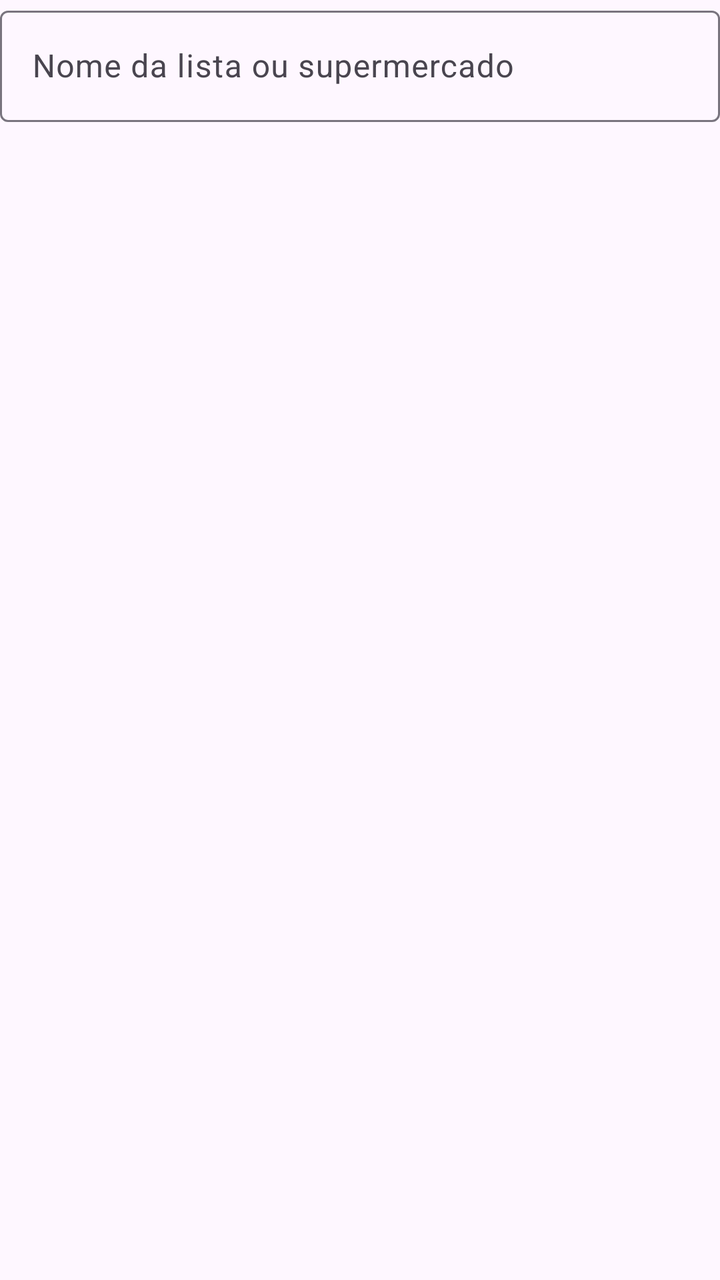
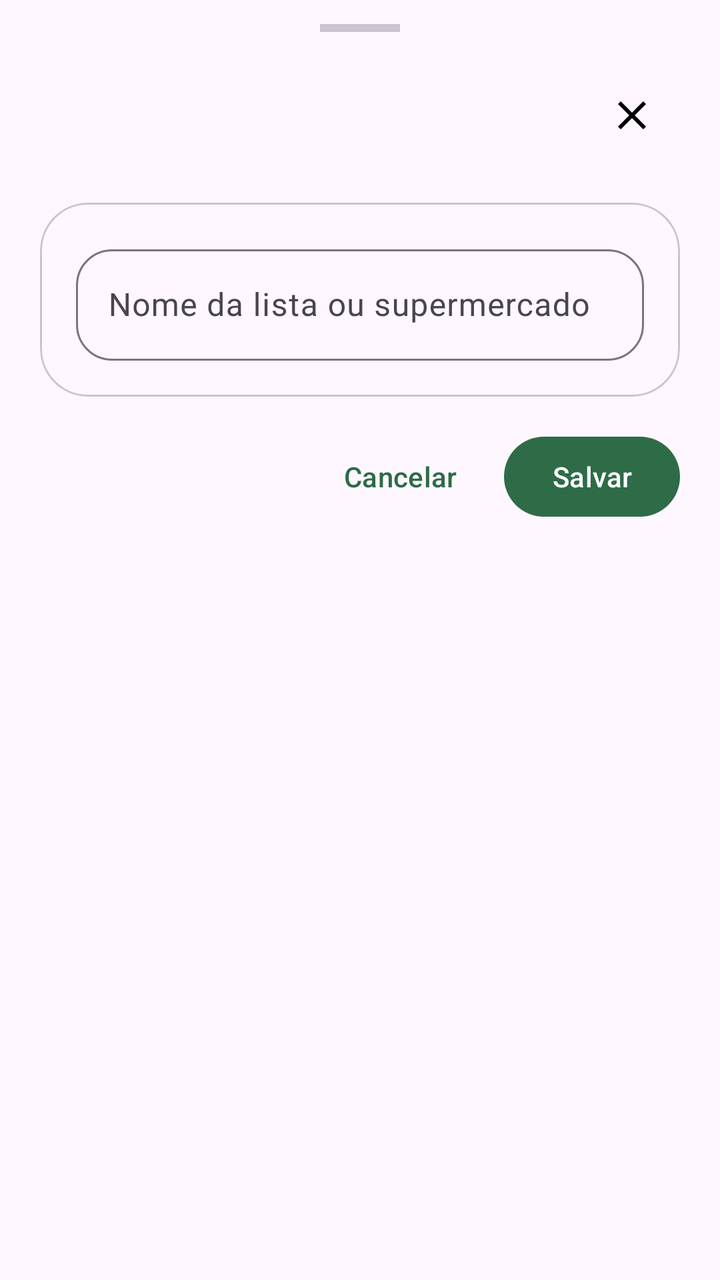

Two renders of the same Android screen: before a commit and after it. Below are the layout's source before the change and the commit's diff.
<!-- AndroidManifest.xml: application theme Theme.ListaMercado -->
<!-- res/layout/dialog_list.xml -->
<?xml version="1.0" encoding="utf-8"?>
<com.google.android.material.textfield.TextInputLayout xmlns:android="http://schemas.android.com/apk/res/android"
    style="@style/Widget.Material3.TextInputLayout.OutlinedBox"
    android:layout_width="match_parent"
    android:layout_height="wrap_content"
    android:layout_marginStart="20dp"
    android:layout_marginTop="8dp"
    android:layout_marginEnd="20dp"
    android:hint="Nome da lista ou supermercado">

    <com.google.android.material.textfield.TextInputEditText
        android:id="@+id/inputListName"
        android:layout_width="match_parent"
        android:layout_height="wrap_content"
        android:imeOptions="actionDone"
        android:inputType="textCapSentences"
        android:maxLines="1" />
</com.google.android.material.textfield.TextInputLayout>
<!-- resources referenced by this layout -->
<resources>
  <style name="Theme.ListaMercado" parent="Theme.Material3.DayNight.NoActionBar">
          <item name="colorPrimary">@color/seed</item>
          <item name="android:navigationBarColor">?attr/colorSurface</item>
          <item name="android:statusBarColor">?attr/colorSurface</item>
          <item name="android:windowLightStatusBar" tools:targetApi="m">true</item>
      </style>
  <color name="seed">#2E6B47</color>
</resources>

<!-- the commit's change to res/layout/dialog_list.xml (unified diff, before → after) -->
@@ -1,18 +1,116 @@
 <?xml version="1.0" encoding="utf-8"?>
-<com.google.android.material.textfield.TextInputLayout xmlns:android="http://schemas.android.com/apk/res/android"
-    style="@style/Widget.Material3.TextInputLayout.OutlinedBox"
+<LinearLayout xmlns:android="http://schemas.android.com/apk/res/android"
+    xmlns:app="http://schemas.android.com/apk/res-auto"
+    android:id="@+id/sheetListRoot"
     android:layout_width="match_parent"
     android:layout_height="wrap_content"
-    android:layout_marginStart="20dp"
-    android:layout_marginTop="8dp"
-    android:layout_marginEnd="20dp"
-    android:hint="Nome da lista ou supermercado">
+    android:clipToPadding="false"
+    android:orientation="vertical"
+    android:paddingStart="20dp"
+    android:paddingTop="12dp"
+    android:paddingEnd="20dp"
+    android:paddingBottom="20dp">
 
-    <com.google.android.material.textfield.TextInputEditText
-        android:id="@+id/inputListName"
+    <View
+        android:layout_width="40dp"
+        android:layout_height="4dp"
+        android:layout_gravity="center_horizontal"
+        android:background="?attr/colorOutlineVariant" />
+
+    <LinearLayout
         android:layout_width="match_parent"
         android:layout_height="wrap_content"
-        android:imeOptions="actionDone"
-        android:inputType="textCapSentences"
-        android:maxLines="1" />
-</com.google.android.material.textfield.TextInputLayout>
+        android:layout_marginTop="14dp"
+        android:gravity="center_vertical"
+        android:orientation="horizontal">
+
+        <LinearLayout
+            android:layout_width="0dp"
+            android:layout_height="wrap_content"
+            android:layout_weight="1"
+            android:orientation="vertical">
+
+            <TextView
+                android:id="@+id/textListSheetTitle"
+                android:layout_width="match_parent"
+                android:layout_height="wrap_content"
+                android:textAppearance="@style/TextAppearance.Material3.HeadlineSmall"
+                android:textStyle="bold" />
+
+            <TextView
+                android:id="@+id/textListSheetSubtitle"
+                android:layout_width="match_parent"
+                android:layout_height="wrap_content"
+                android:layout_marginTop="4dp"
+                android:textAppearance="@style/TextAppearance.Material3.BodyMedium" />
+        </LinearLayout>
+
+        <ImageButton
+            android:id="@+id/buttonCloseListSheet"
+            android:layout_width="48dp"
+            android:layout_height="48dp"
+            android:background="?attr/selectableItemBackgroundBorderless"
+            android:contentDescription="Fechar"
+            android:padding="12dp"
+            android:src="@drawable/ic_close" />
+    </LinearLayout>
+
+    <com.google.android.material.card.MaterialCardView
+        android:layout_width="match_parent"
+        android:layout_height="wrap_content"
+        android:layout_marginTop="16dp"
+        app:cardCornerRadius="24dp"
+        app:cardElevation="0dp"
+        app:strokeColor="?attr/colorOutlineVariant"
+        app:strokeWidth="1dp">
+
+        <LinearLayout
+            android:layout_width="match_parent"
+            android:layout_height="wrap_content"
+            android:orientation="vertical"
+            android:padding="18dp">
+
+            <com.google.android.material.textfield.TextInputLayout
+                android:id="@+id/layoutListName"
+                style="@style/Widget.Material3.TextInputLayout.OutlinedBox"
+                android:layout_width="match_parent"
+                android:layout_height="wrap_content"
+                android:hint="Nome da lista ou supermercado"
+                app:boxCornerRadiusBottomEnd="18dp"
+                app:boxCornerRadiusBottomStart="18dp"
+                app:boxCornerRadiusTopEnd="18dp"
+                app:boxCornerRadiusTopStart="18dp">
+
+                <com.google.android.material.textfield.TextInputEditText
+                    android:id="@+id/inputListName"
+                    android:layout_width="match_parent"
+                    android:layout_height="wrap_content"
+                    android:imeOptions="actionDone"
+                    android:inputType="textCapSentences"
+                    android:maxLines="1" />
+            </com.google.android.material.textfield.TextInputLayout>
+        </LinearLayout>
+    </com.google.android.material.card.MaterialCardView>
+
+    <LinearLayout
+        android:layout_width="match_parent"
+        android:layout_height="wrap_content"
+        android:layout_marginTop="16dp"
+        android:gravity="end"
+        android:orientation="horizontal">
+
+        <com.google.android.material.button.MaterialButton
+            android:id="@+id/buttonCancelList"
+            style="@style/Widget.Material3.Button.TextButton"
+            android:layout_width="wrap_content"
+            android:layout_height="wrap_content"
+            android:text="Cancelar" />
+
+        <com.google.android.material.button.MaterialButton
+            android:id="@+id/buttonSaveList"
+            android:layout_width="wrap_content"
+            android:layout_height="wrap_content"
+            android:layout_marginStart="8dp"
+            android:text="Salvar" />
+    </LinearLayout>
+</LinearLayout>
<!-- resource entries referenced after the edit -->
@@ -1,5 +1,15 @@
 <!-- resources referenced by this layout -->
 <resources>
+  <!-- drawable ic_close (drawable) -->
+  <vector xmlns:android="http://schemas.android.com/apk/res/android"
+      android:width="24dp"
+      android:height="24dp"
+      android:viewportWidth="24"
+      android:viewportHeight="24">
+      <path
+          android:fillColor="#FF000000"
+          android:pathData="M19,6.41L17.59,5 12,10.59 6.41,5 5,6.41 10.59,12 5,17.59 6.41,19 12,13.41 17.59,19 19,17.59 13.41,12z" />
+  </vector>
   <style name="Theme.ListaMercado" parent="Theme.Material3.DayNight.NoActionBar">
           <item name="colorPrimary">@color/seed</item>
           <item name="android:navigationBarColor">?attr/colorSurface</item>
